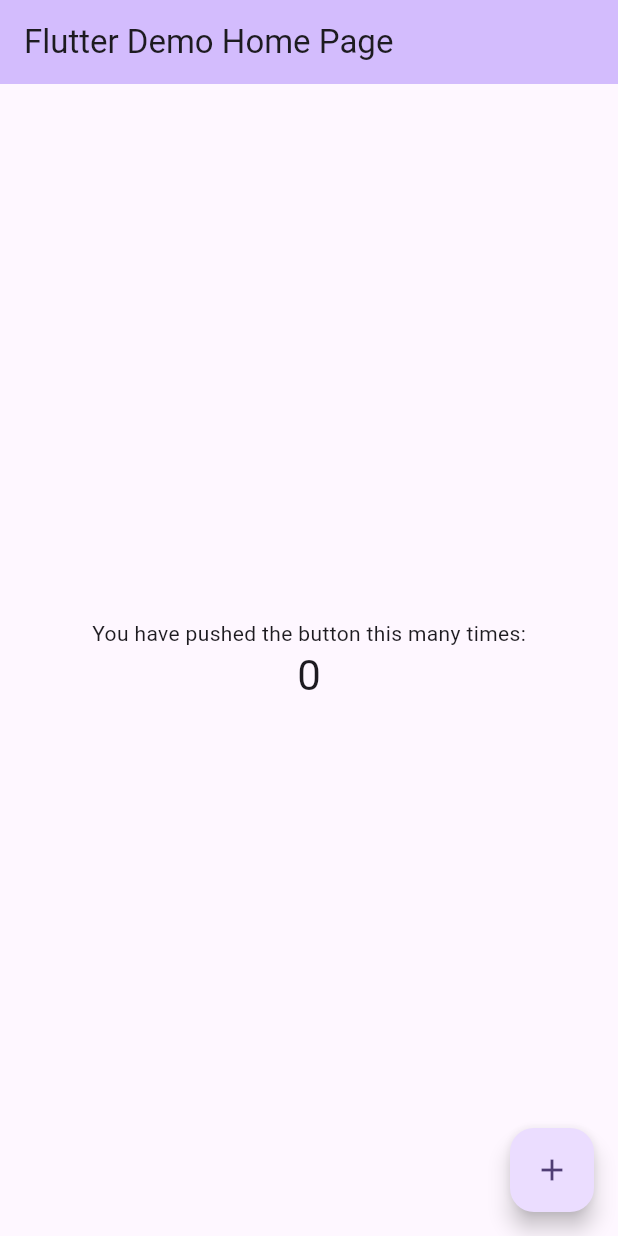
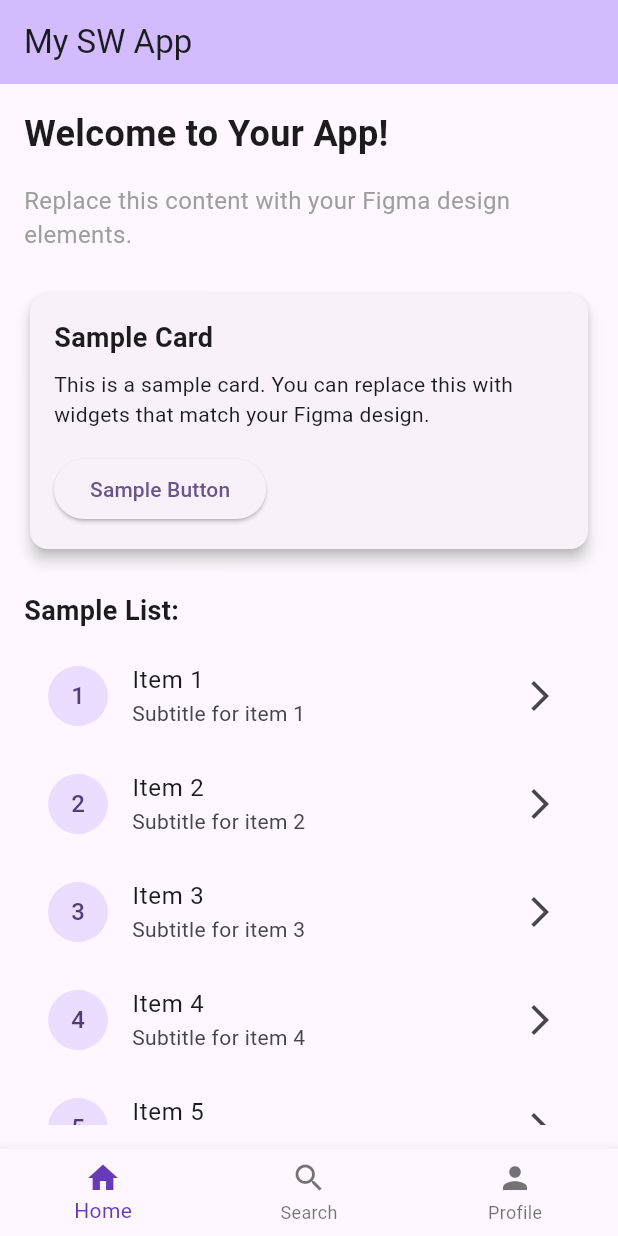
Before and after one commit to ashtyn-roberts/Lawgic, a Flutter app: the screen it shows after launch, on a phone screen of 412 x 824 dp. Run offline on Flutter 3.47's test engine with Material 3 defaults, Android fonts, the phone set to English and light mode, and no system bars.

Commit message:
Update app structure

```diff
--- a/lib/main.dart
+++ b/lib/main.dart
@@ -7,116 +7,256 @@ void main() {
 class MyApp extends StatelessWidget {
   const MyApp({super.key});
 
-  // This widget is the root of your application.
   @override
   Widget build(BuildContext context) {
     return MaterialApp(
-      title: 'Flutter Demo',
+      title: 'SW Development App',
+      debugShowCheckedModeBanner: false,
       theme: ThemeData(
-        // This is the theme of your application.
-        //
-        // TRY THIS: Try running your application with "flutter run". You'll see
-        // the application has a purple toolbar. Then, without quitting the app,
-        // try changing the seedColor in the colorScheme below to Colors.green
-        // and then invoke "hot reload" (save your changes or press the "hot
-        // reload" button in a Flutter-supported IDE, or press "r" if you used
-        // the command line to start the app).
-        //
-        // Notice that the counter didn't reset back to zero; the application
-        // state is not lost during the reload. To reset the state, use hot
-        // restart instead.
-        //
-        // This works for code too, not just values: Most code changes can be
-        // tested with just a hot reload.
         colorScheme: ColorScheme.fromSeed(seedColor: Colors.deepPurple),
+        useMaterial3: true,
       ),
-      home: const MyHomePage(title: 'Flutter Demo Home Page'),
+      home: const HomeScreen(),
     );
   }
 }
 
-class MyHomePage extends StatefulWidget {
-  const MyHomePage({super.key, required this.title});
-
-  // This widget is the home page of your application. It is stateful, meaning
-  // that it has a State object (defined below) that contains fields that affect
-  // how it looks.
-
-  // This class is the configuration for the state. It holds the values (in this
-  // case the title) provided by the parent (in this case the App widget) and
-  // used by the build method of the State. Fields in a Widget subclass are
-  // always marked "final".
-
-  final String title;
+class HomeScreen extends StatefulWidget {
+  const HomeScreen({super.key});
 
   @override
-  State<MyHomePage> createState() => _MyHomePageState();
+  State<HomeScreen> createState() => _HomeScreenState();
 }
 
-class _MyHomePageState extends State<MyHomePage> {
-  int _counter = 0;
+class _HomeScreenState extends State<HomeScreen> {
+  int _selectedIndex = 0;
 
-  void _incrementCounter() {
+  final List<Widget> _screens = [
+    const HomeTab(),
+    const SearchTab(),
+    const ProfileTab(),
+  ];
+
+  void _onItemTapped(int index) {
     setState(() {
-      // This call to setState tells the Flutter framework that something has
-      // changed in this State, which causes it to rerun the build method below
-      // so that the display can reflect the updated values. If we changed
-      // _counter without calling setState(), then the build method would not be
-      // called again, and so nothing would appear to happen.
-      _counter++;
+      _selectedIndex = index;
     });
   }
 
   @override
   Widget build(BuildContext context) {
-    // This method is rerun every time setState is called, for instance as done
-    // by the _incrementCounter method above.
-    //
-    // The Flutter framework has been optimized to make rerunning build methods
-    // fast, so that you can just rebuild anything that needs updating rather
-    // than having to individually change instances of widgets.
     return Scaffold(
       appBar: AppBar(
-        // TRY THIS: Try changing the color here to a specific color (to
-        // Colors.amber, perhaps?) and trigger a hot reload to see the AppBar
-        // change color while the other colors stay the same.
         backgroundColor: Theme.of(context).colorScheme.inversePrimary,
-        // Here we take the value from the MyHomePage object that was created by
-        // the App.build method, and use it to set our appbar title.
-        title: Text(widget.title),
+        title: const Text('My SW App'),
+        elevation: 0,
       ),
-      body: Center(
-        // Center is a layout widget. It takes a single child and positions it
-        // in the middle of the parent.
-        child: Column(
-          // Column is also a layout widget. It takes a list of children and
-          // arranges them vertically. By default, it sizes itself to fit its
-          // children horizontally, and tries to be as tall as its parent.
-          //
-          // Column has various properties to control how it sizes itself and
-          // how it positions its children. Here we use mainAxisAlignment to
-          // center the children vertically; the main axis here is the vertical
-          // axis because Columns are vertical (the cross axis would be
-          // horizontal).
-          //
-          // TRY THIS: Invoke "debug painting" (choose the "Toggle Debug Paint"
-          // action in the IDE, or press "p" in the console), to see the
-          // wireframe for each widget.
-          mainAxisAlignment: MainAxisAlignment.center,
-          children: <Widget>[
-            const Text('You have pushed the button this many times:'),
-            Text(
-              '$_counter',
-              style: Theme.of(context).textTheme.headlineMedium,
-            ),
-          ],
-        ),
+      body: _screens[_selectedIndex],
+      bottomNavigationBar: BottomNavigationBar(
+        items: const <BottomNavigationBarItem>[
+          BottomNavigationBarItem(
+            icon: Icon(Icons.home),
+            label: 'Home',
+          ),
+          BottomNavigationBarItem(
+            icon: Icon(Icons.search),
+            label: 'Search',
+          ),
+          BottomNavigationBarItem(
+            icon: Icon(Icons.person),
+            label: 'Profile',
+          ),
+        ],
+        currentIndex: _selectedIndex,
+        selectedItemColor: Colors.deepPurple,
+        onTap: _onItemTapped,
       ),
-      floatingActionButton: FloatingActionButton(
-        onPressed: _incrementCounter,
-        tooltip: 'Increment',
-        child: const Icon(Icons.add),
-      ), // This trailing comma makes auto-formatting nicer for build methods.
     );
   }
 }
+
+// Home Tab Screen
+class HomeTab extends StatelessWidget {
+  const HomeTab({super.key});
+
+  @override
+  Widget build(BuildContext context) {
+    return Padding(
+      padding: const EdgeInsets.all(16.0),
+      child: Column(
+        crossAxisAlignment: CrossAxisAlignment.start,
+        children: [
+          const Text(
+            'Welcome to Your App!',
+            style: TextStyle(
+              fontSize: 24,
+              fontWeight: FontWeight.bold,
+            ),
+          ),
+          const SizedBox(height: 16),
+          const Text(
+            'Replace this content with your Figma design elements.',
+            style: TextStyle(fontSize: 16, color: Colors.grey),
+          ),
+          const SizedBox(height: 24),
+
+          Card(
+            elevation: 4,
+            child: Padding(
+              padding: const EdgeInsets.all(16.0),
+              child: Column(
+                crossAxisAlignment: CrossAxisAlignment.start,
+                children: [
+                  const Text(
+                    'Sample Card',
+                    style: TextStyle(
+                      fontSize: 18,
+                      fontWeight: FontWeight.bold,
+                    ),
+                  ),
+                  const SizedBox(height: 8),
+                  const Text(
+                    'This is a sample card. You can replace this with widgets that match your Figma design.',
+                  ),
+                  const SizedBox(height: 16),
+                  ElevatedButton(
+                    onPressed: () {
+                      ScaffoldMessenger.of(context).showSnackBar(
+                        const SnackBar(content: Text('Button pressed!')),
+                      );
+                    },
+                    child: const Text('Sample Button'),
+                  ),
+                ],
+              ),
+            ),
+          ),
+
+          const SizedBox(height: 24),
+
+          const Text(
+            'Sample List:',
+            style: TextStyle(
+              fontSize: 18,
+              fontWeight: FontWeight.bold,
+            ),
+          ),
+          const SizedBox(height: 8),
+          Expanded(
+            child: ListView.builder(
+              itemCount: 5,
+              itemBuilder: (context, index) {
+                return ListTile(
+                  leading: CircleAvatar(
+                    child: Text('${index + 1}'),
+                  ),
+                  title: Text('Item ${index + 1}'),
+                  subtitle: Text('Subtitle for item ${index + 1}'),
+                  trailing: const Icon(Icons.arrow_forward_ios),
+                  onTap: () {
+                    ScaffoldMessenger.of(context).showSnackBar(
+                      SnackBar(content: Text('Tapped item ${index + 1}')),
+                    );
+                  },
+                );
+              },
+            ),
+          ),
+        ],
+      ),
+    );
+  }
+}
+
+// Search Tab Screen
+class SearchTab extends StatefulWidget {
+  const SearchTab({super.key});
+
+  @override
+  State<SearchTab> createState() => _SearchTabState();
+}
+
+class _SearchTabState extends State<SearchTab> {
+  final TextEditingController _searchController = TextEditingController();
+
+  @override
+  Widget build(BuildContext context) {
+    return Padding(
+      padding: const EdgeInsets.all(16.0),
+      child: Column(
+        children: [
+          TextField(
+            controller: _searchController,
+            decoration: const InputDecoration(
+              hintText: 'Search...',
+              prefixIcon: Icon(Icons.search),
+              border: OutlineInputBorder(),
+            ),
+          ),
+          const SizedBox(height: 16),
+          const Text(
+            'Search functionality goes here',
+            style: TextStyle(fontSize: 16, color: Colors.grey),
+          ),
+          const SizedBox(height: 24),
+          ElevatedButton(
+            onPressed: () {
+              final searchTerm = _searchController.text;
+              ScaffoldMessenger.of(context).showSnackBar(
+                SnackBar(content: Text('Searching for: $searchTerm')),
+              );
+            },
+            child: const Text('Search'),
+          ),
+        ],
+      ),
+    );
+  }
+
+  @override
+  void dispose() {
+    _searchController.dispose();
+    super.dispose();
+  }
+}
+
+// Profile Tab Screen
+class ProfileTab extends StatelessWidget {
+  const ProfileTab({super.key});
+
+  @override
+  Widget build(BuildContext context) {
+    return const Padding(
+      padding: EdgeInsets.all(16.0),
+      child: Column(
+        children: [
+          CircleAvatar(
+            radius: 50,
+            child: Icon(Icons.person, size: 50),
+          ),
+          SizedBox(height: 16),
+          Text(
+            'User Profile',
+            style: TextStyle(
+              fontSize: 24,
+              fontWeight: FontWeight.bold,
+            ),
+          ),
+          SizedBox(height: 8),
+          Text(
+            'user@example.com',
+            style: TextStyle(
+              fontSize: 16,
+              color: Colors.grey,
+            ),
+          ),
+          SizedBox(height: 24),
+          Text(
+            'Profile content and settings go here',
+            style: TextStyle(fontSize: 16, color: Colors.grey),
+          ),
+        ],
+      ),
+    );
+  }
+}
```
